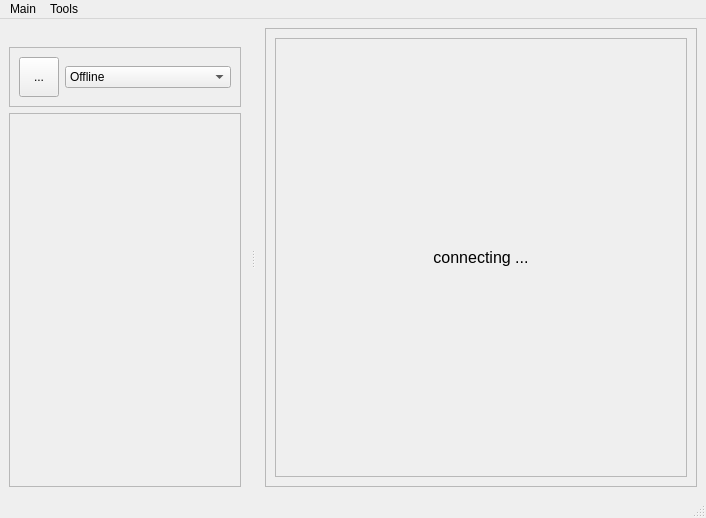
Above: plugins/buddycloud/buddycloud_view.ui from marosi/SocialDesktopClient before the change. Below: the same form after it.
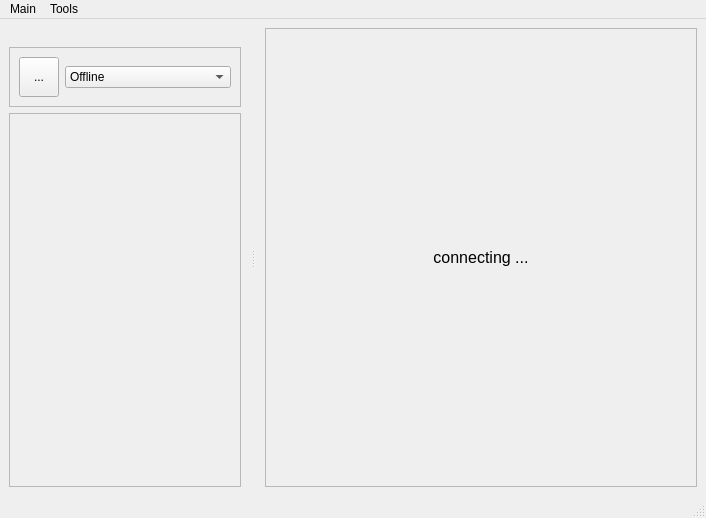
That is the form after the change.

Commit message: channel plugin - delete post/pubsub retract functionality, implemented view and controller for posts

```diff
--- a/plugins/buddycloud/buddycloud_view.ui
+++ b/plugins/buddycloud/buddycloud_view.ui
@@ -41,28 +41,7 @@
       <property name="frameShadow">
        <enum>QFrame::Raised</enum>
       </property>
-      <layout class="QGridLayout" name="gridLayout">
-       <item row="0" column="0">
-        <widget class="QScrollArea" name="scrollArea">
-         <property name="sizePolicy">
-          <sizepolicy hsizetype="Expanding" vsizetype="Expanding">
-           <horstretch>15</horstretch>
-           <verstretch>1</verstretch>
-          </sizepolicy>
-         </property>
-         <property name="widgetResizable">
-          <bool>true</bool>
-         </property>
-         <widget class="QWidget" name="scrollAreaWidgetContents_3">
-          <property name="geometry">
-           <rect>
-            <x>0</x>
-            <y>0</y>
-            <width>425</width>
-            <height>449</height>
-           </rect>
-          </property>
-          <layout class="QVBoxLayout" name="contentPanelLayout">
+      <layout class="QHBoxLayout" name="horizontalLayout_3">
            <item>
             <widget class="QLabel" name="connectingMessage">
              <property name="enabled">
@@ -89,10 +68,6 @@
            </item>
           </layout>
          </widget>
-        </widget>
-       </item>
-      </layout>
-     </widget>
     </item>
    </layout>
   </widget>
```
Left out of the diff: 2 changed lines with no effect on the pictures. Lines whose indentation alone changed are shown as unchanged. The commit also changes 21 other files.
